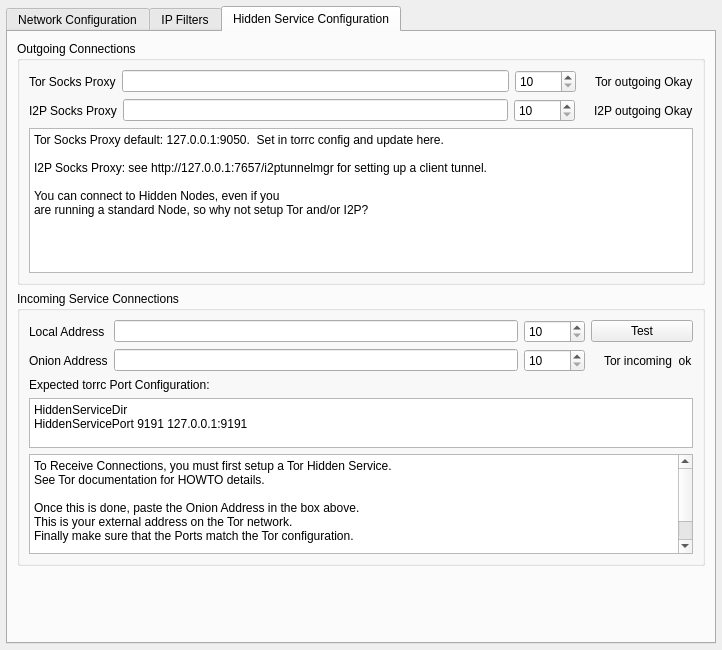
This is retroshare-gui/src/gui/settings/ServerPage.ui in RetroShare/RetroShare as Qt 5 draws it before an edit. The edited form follows.
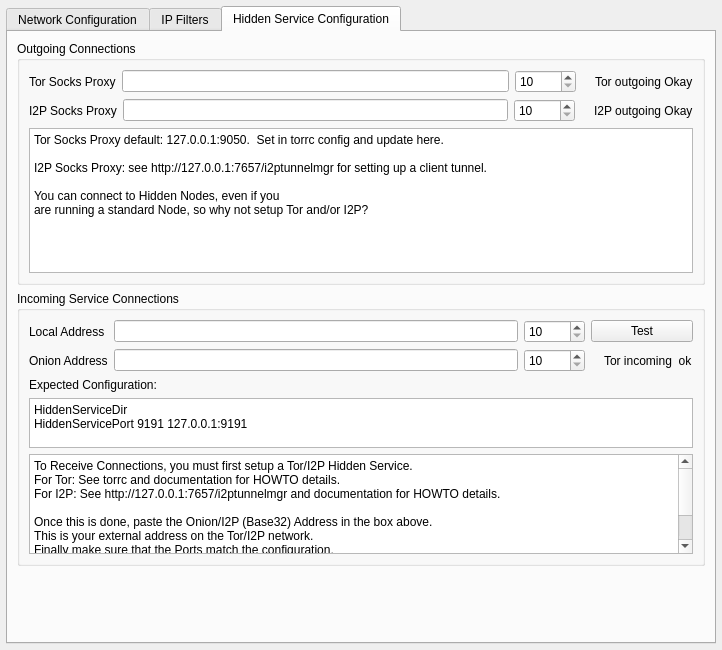
This is the edited form. Icons and pictures are not drawn.

Patch:
```diff
--- a/retroshare-gui/src/gui/settings/ServerPage.ui
+++ b/retroshare-gui/src/gui/settings/ServerPage.ui
@@ -1023,7 +1023,7 @@
             <item>
              <widget class="QLabel" name="label_12">
               <property name="text">
-               <string>Expected torrc Port Configuration:</string>
+               <string>Expected Configuration:</string>
               </property>
              </widget>
             </item>
@@ -1079,14 +1079,15 @@
              <bool>true</bool>
             </property>
             <property name="plainText">
-             <string>To Receive Connections, you must first setup a Tor Hidden Service. 
-See Tor documentation for HOWTO details.
+             <string>To Receive Connections, you must first setup a Tor/I2P Hidden Service. 
+For Tor: See torrc and documentation for HOWTO details.
+For I2P: See http://127.0.0.1:7657/i2ptunnelmgr and documentation for HOWTO details.
 
-Once this is done, paste the Onion Address in the box above.
-This is your external address on the Tor network.
-Finally make sure that the Ports match the Tor configuration.
+Once this is done, paste the Onion/I2P (Base32) Address in the box above.
+This is your external address on the Tor/I2P network.
+Finally make sure that the Ports match the configuration.
 
-If you have issues connecting over Tor check the Tor logs too.</string>
+If you have issues connecting over Tor check the Tor logs, too.</string>
             </property>
            </widget>
           </item>
```
